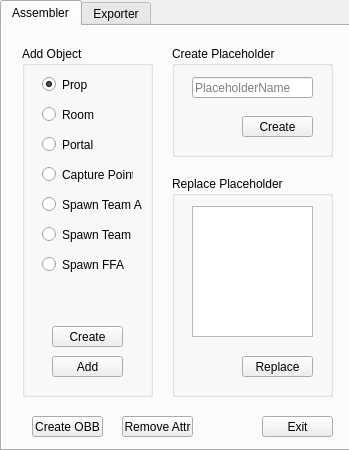
First picture: the form in Gui/Gui/tron3kgui.ui, repository Svegarn/Tron3k_Exporter, before the edit.
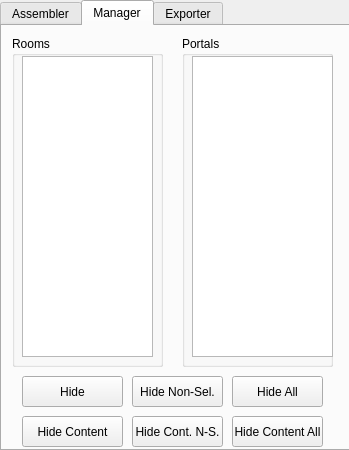
Second picture: the form after the edit.

What changed in the file:
```diff
--- a/Gui/Gui/tron3kgui.ui
+++ b/Gui/Gui/tron3kgui.ui
@@ -23,7 +23,7 @@
     </rect>
    </property>
    <property name="currentIndex">
-    <number>0</number>
+    <number>1</number>
    </property>
    <widget class="QWidget" name="Assembler">
     <attribute name="title">
@@ -313,6 +313,135 @@
      </widget>
     </widget>
    </widget>
+   <widget class="QWidget" name="tab">
+    <attribute name="title">
+     <string>Manager</string>
+    </attribute>
+    <widget class="QGroupBox" name="groupBox_3">
+     <property name="geometry">
+      <rect>
+       <x>10</x>
+       <y>10</y>
+       <width>151</width>
+       <height>331</height>
+      </rect>
+     </property>
+     <property name="title">
+      <string>Rooms</string>
+     </property>
+     <widget class="QListView" name="listView">
+      <property name="geometry">
+       <rect>
+        <x>10</x>
+        <y>20</y>
+        <width>131</width>
+        <height>301</height>
+       </rect>
+      </property>
+     </widget>
+    </widget>
+    <widget class="QGroupBox" name="groupBox_4">
+     <property name="geometry">
+      <rect>
+       <x>180</x>
+       <y>10</y>
+       <width>151</width>
+       <height>331</height>
+      </rect>
+     </property>
+     <property name="title">
+      <string>Portals</string>
+     </property>
+     <widget class="QListWidget" name="listWidget">
+      <property name="geometry">
+       <rect>
+        <x>10</x>
+        <y>20</y>
+        <width>141</width>
+        <height>301</height>
+       </rect>
+      </property>
+     </widget>
+    </widget>
+    <widget class="QPushButton" name="pushButton">
+     <property name="geometry">
+      <rect>
+       <x>20</x>
+       <y>350</y>
+       <width>101</width>
+       <height>31</height>
+      </rect>
+     </property>
+     <property name="text">
+      <string>Hide</string>
+     </property>
+    </widget>
+    <widget class="QPushButton" name="pushButton_2">
+     <property name="geometry">
+      <rect>
+       <x>20</x>
+       <y>390</y>
+       <width>101</width>
+       <height>31</height>
+      </rect>
+     </property>
+     <property name="text">
+      <string>Hide Content</string>
+     </property>
+    </widget>
+    <widget class="QPushButton" name="pushButton_3">
+     <property name="geometry">
+      <rect>
+       <x>130</x>
+       <y>350</y>
+       <width>91</width>
+       <height>31</height>
+      </rect>
+     </property>
+     <property name="text">
+      <string>Hide Non-Sel.</string>
+     </property>
+    </widget>
+    <widget class="QPushButton" name="pushButton_4">
+     <property name="geometry">
+      <rect>
+       <x>230</x>
+       <y>350</y>
+       <width>91</width>
+       <height>31</height>
+      </rect>
+     </property>
+     <property name="text">
+      <string>Hide All</string>
+     </property>
+    </widget>
+    <widget class="QPushButton" name="pushButton_5">
+     <property name="geometry">
+      <rect>
+       <x>130</x>
+       <y>390</y>
+       <width>91</width>
+       <height>31</height>
+      </rect>
+     </property>
+     <property name="text">
+      <string>Hide Cont. N-S.</string>
+     </property>
+    </widget>
+    <widget class="QPushButton" name="pushButton_6">
+     <property name="geometry">
+      <rect>
+       <x>230</x>
+       <y>390</y>
+       <width>91</width>
+       <height>31</height>
+      </rect>
+     </property>
+     <property name="text">
+      <string>Hide Content All</string>
+     </property>
+    </widget>
+   </widget>
    <widget class="QWidget" name="Exporter">
     <attribute name="title">
      <string>Exporter</string>
```
Left out of the diff: 2 changed lines with no effect on the pictures.
